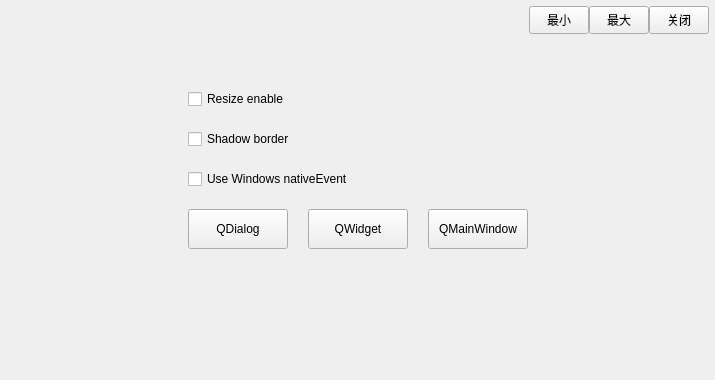
Old version of the form QtFrameless2/frameless/form/mainwindow.ui in the repository redchairman/qt-frameless.
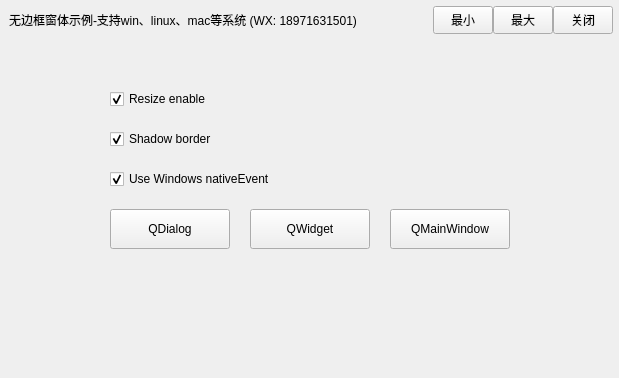
New version of the form.

The edit to the form file:
```diff
--- a/QtFrameless2/frameless/form/mainwindow.ui
+++ b/QtFrameless2/frameless/form/mainwindow.ui
@@ -6,8 +6,8 @@
    <rect>
     <x>0</x>
     <y>0</y>
-    <width>715</width>
-    <height>380</height>
+    <width>619</width>
+    <height>378</height>
    </rect>
   </property>
   <property name="windowTitle">
@@ -65,6 +65,9 @@
            <verstretch>0</verstretch>
           </sizepolicy>
          </property>
+         <property name="text">
+          <string>无边框窗体示例-支持win、linux、mac等系统 (WX: 18971631501)</string>
+         </property>
         </widget>
        </item>
        <item>
@@ -232,6 +235,9 @@
          <property name="text">
           <string>Resize enable</string>
          </property>
+         <property name="checked">
+          <bool>true</bool>
+         </property>
         </widget>
        </item>
        <item row="2" column="1" colspan="3">
@@ -239,6 +245,9 @@
          <property name="text">
           <string>Shadow border</string>
          </property>
+         <property name="checked">
+          <bool>true</bool>
+         </property>
         </widget>
        </item>
        <item row="3" column="1" colspan="3">
@@ -246,6 +255,9 @@
          <property name="text">
           <string>Use Windows nativeEvent</string>
          </property>
+         <property name="checked">
+          <bool>true</bool>
+         </property>
         </widget>
        </item>
        <item row="4" column="0">
@@ -265,13 +277,13 @@
         <widget class="QPushButton" name="pushButton_QDialog">
          <property name="minimumSize">
           <size>
-           <width>100</width>
+           <width>120</width>
            <height>40</height>
           </size>
          </property>
          <property name="maximumSize">
           <size>
-           <width>100</width>
+           <width>120</width>
            <height>40</height>
           </size>
          </property>
@@ -284,13 +296,13 @@
         <widget class="QPushButton" name="pushButton_QWidget">
          <property name="minimumSize">
           <size>
-           <width>100</width>
+           <width>120</width>
            <height>40</height>
           </size>
          </property>
          <property name="maximumSize">
           <size>
-           <width>100</width>
+           <width>120</width>
            <height>40</height>
           </size>
          </property>
@@ -303,13 +315,13 @@
         <widget class="QPushButton" name="pushButton_QMainWindow">
          <property name="minimumSize">
           <size>
-           <width>100</width>
+           <width>120</width>
            <height>40</height>
           </size>
          </property>
          <property name="maximumSize">
           <size>
-           <width>100</width>
+           <width>120</width>
            <height>40</height>
           </size>
          </property>
```
